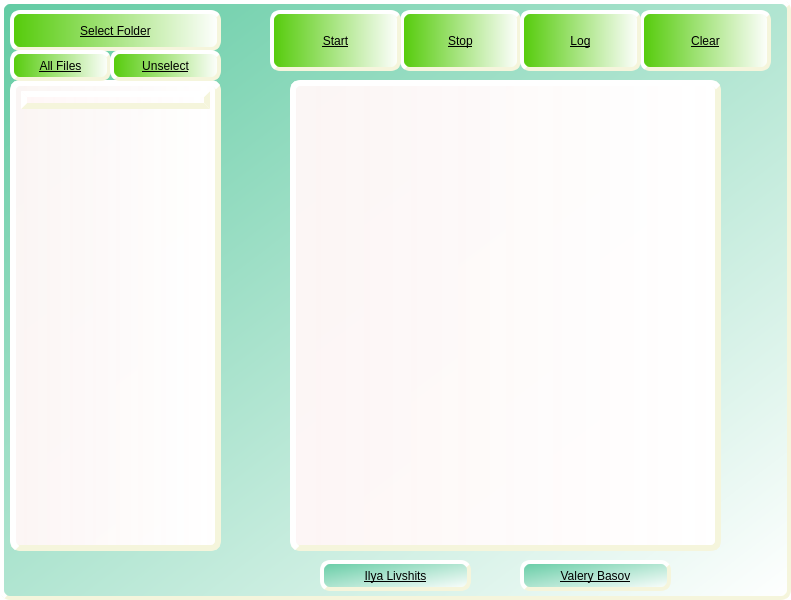
Qt form gui.ui (ilya1200/gui-project) before a commit.
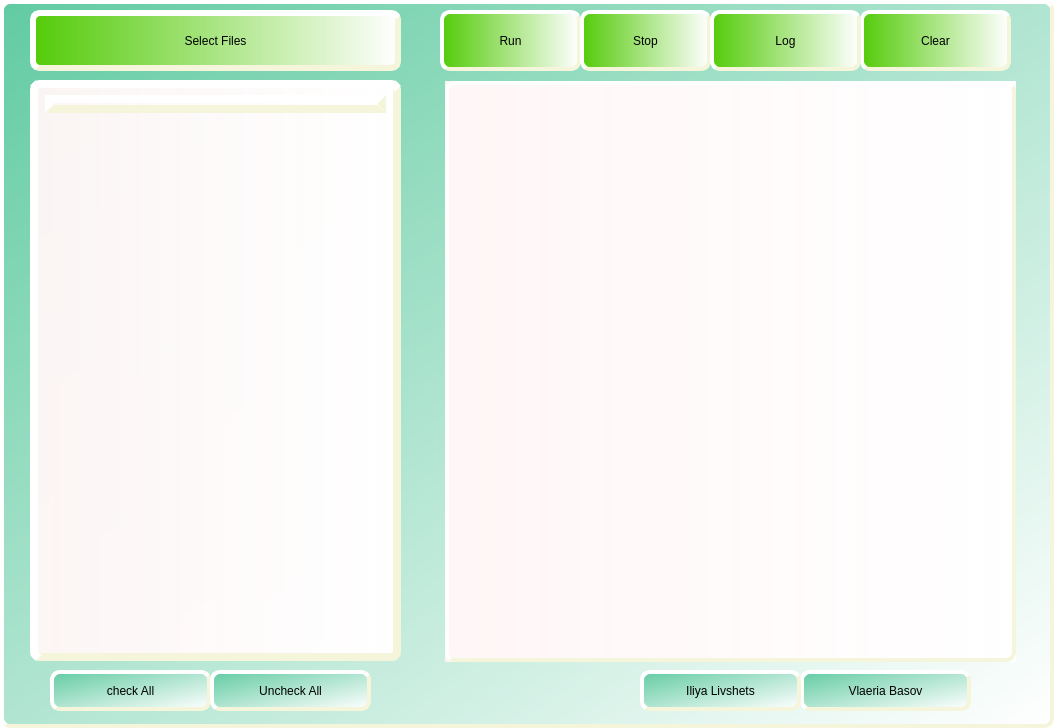
The same form after that commit.

Patch:
```diff
--- a/gui.ui
+++ b/gui.ui
@@ -6,8 +6,8 @@
    <rect>
     <x>0</x>
     <y>0</y>
-    <width>791</width>
-    <height>600</height>
+    <width>1054</width>
+    <height>728</height>
    </rect>
   </property>
   <property name="windowTitle">
@@ -17,42 +17,148 @@
    <string notr="true">background-color: qradialgradient(spread:pad, cx:0.5, cy:0.5, radius:0.5, fx:0.5, fy:0.5, stop:0 rgba(95, 198, 203, 255), stop:1 rgba(255, 255, 255, 255));</string>
   </property>
   <widget class="QWidget" name="centralwidget">
+   <property name="layoutDirection">
+    <enum>Qt::LeftToRight</enum>
+   </property>
    <property name="styleSheet">
     <string notr="true">font: 20pt &quot;Mistral&quot;;
 background-color: qlineargradient(spread:pad, x1:0, y1:0, x2:1, y2:1, stop:0 rgba(98, 203, 163, 255), stop:1 rgba(255, 255, 255, 255));
-text-decoration: underline;
 border-radius: 10px;
 border-width: 4px;
 border-style: outset;
-border-color: beige</string>
+border-color: beige;
+text-transform: capitalize;
+text-decoration: none;</string>
    </property>
+   <widget class="QLabel" name="label_2">
+    <property name="geometry">
+     <rect>
+      <x>800</x>
+      <y>670</y>
+      <width>171</width>
+      <height>41</height>
+     </rect>
+    </property>
+    <property name="cursor">
+     <cursorShape>PointingHandCursor</cursorShape>
+    </property>
+    <property name="styleSheet">
+     <string notr="true">
+background-color: qlineargradient(spread:pad, x1:0, y1:0, x2:1, y2:1, stop:0 rgba(98, 203, 163, 255), stop:1 rgba(255, 255, 255, 255));
+border-radius: 10px;
+border-width: 4px;
+border-style: outset;
+border-color: beige;
+font: 75 10pt &quot;Segoe Script&quot;;</string>
+    </property>
+    <property name="text">
+     <string>Vlaeria Basov</string>
+    </property>
+    <property name="alignment">
+     <set>Qt::AlignCenter</set>
+    </property>
+   </widget>
+   <widget class="QTreeWidget" name="treeWidget">
+    <property name="enabled">
+     <bool>true</bool>
+    </property>
+    <property name="geometry">
+     <rect>
+      <x>30</x>
+      <y>80</y>
+      <width>371</width>
+      <height>581</height>
+     </rect>
+    </property>
+    <property name="cursor" stdset="0">
+     <cursorShape>PointingHandCursor</cursorShape>
+    </property>
+    <property name="styleSheet">
+     <string notr="true">background-color: qlineargradient(spread:pad, x1:0, y1:0, x2:1, y2:0, stop:0 rgba(255, 246, 246, 246), stop:1 rgba(255, 255, 255, 255));
+font: 12pt &quot;MS Shell Dlg 2&quot;;
+border-radius: 10px;
+border-width: 8px;
+border-style: outset;
+border-color: beige;
+padding: 7px</string>
+    </property>
+    <column>
+     <property name="text">
+      <string>Files</string>
+     </property>
+     <property name="textAlignment">
+      <set>AlignCenter</set>
+     </property>
+    </column>
+   </widget>
    <widget class="QPushButton" name="select_folder_btn">
+    <property name="enabled">
+     <bool>true</bool>
+    </property>
     <property name="geometry">
      <rect>
-      <x>10</x>
+      <x>30</x>
       <y>10</y>
-      <width>211</width>
-      <height>41</height>
+      <width>371</width>
+      <height>61</height>
      </rect>
     </property>
+    <property name="cursor">
+     <cursorShape>PointingHandCursor</cursorShape>
+    </property>
+    <property name="autoFillBackground">
+     <bool>false</bool>
+    </property>
     <property name="styleSheet">
-     <string notr="true">font: 15pt &quot;Mistral&quot;;
+     <string notr="true">font: 20pt &quot;Mistral&quot;;
+background-color: qlineargradient(spread:reflect, x1:0, y1:0, x2:1, y2:0, stop:0 rgba(84, 203, 9, 255), stop:1 rgba(255, 255, 255, 255));
+border-radius: 10px;
+border-width: 6px;
+border-style: outset;
+border-color: beige;
+
+</string>
+    </property>
+    <property name="text">
+     <string>Select Files</string>
+    </property>
+   </widget>
+   <widget class="QPushButton" name="run_btn">
+    <property name="enabled">
+     <bool>true</bool>
+    </property>
+    <property name="geometry">
+     <rect>
+      <x>440</x>
+      <y>10</y>
+      <width>141</width>
+      <height>61</height>
+     </rect>
+    </property>
+    <property name="cursor">
+     <cursorShape>PointingHandCursor</cursorShape>
+    </property>
+    <property name="styleSheet">
+     <string notr="true">font: 20pt &quot;Mistral&quot;;
 background-color: qlineargradient(spread:reflect, x1:0, y1:0, x2:1, y2:0, stop:0 rgba(84, 203, 9, 255), stop:1 rgba(255, 255, 255, 255));
 border-radius: 10px;
 border-width: 4px;
 border-style: outset;
-border-color: beige</string>
+border-color: beige;</string>
     </property>
     <property name="text">
-     <string>Select Folder</string>
+     <string>Run</string>
     </property>
    </widget>
    <widget class="QPushButton" name="stop_btn">
+    <property name="enabled">
+     <bool>true</bool>
+    </property>
     <property name="geometry">
      <rect>
-      <x>400</x>
+      <x>580</x>
       <y>10</y>
-      <width>121</width>
+      <width>131</width>
       <height>61</height>
      </rect>
     </property>
@@ -68,52 +174,15 @@
      <string>Stop</string>
     </property>
    </widget>
-   <widget class="QPushButton" name="start_btn">
-    <property name="geometry">
-     <rect>
-      <x>270</x>
-      <y>10</y>
-      <width>131</width>
-      <height>61</height>
-     </rect>
-    </property>
-    <property name="styleSheet">
-     <string notr="true">font: 15pt &quot;Mistral&quot;;
-background-color: qlineargradient(spread:reflect, x1:0, y1:0, x2:1, y2:0, stop:0 rgba(84, 203, 9, 255), stop:1 rgba(255, 255, 255, 255));
-border-radius: 10px;
-border-width: 4px;
-border-style: outset;
-border-color: beige</string>
-    </property>
-    <property name="text">
-     <string>Start</string>
-    </property>
-   </widget>
-   <widget class="QTextBrowser" name="logBrowser">
-    <property name="geometry">
-     <rect>
-      <x>290</x>
-      <y>80</y>
-      <width>431</width>
-      <height>471</height>
-     </rect>
-    </property>
-    <property name="styleSheet">
-     <string notr="true">background-color: qlineargradient(spread:pad, x1:0, y1:0, x2:1, y2:0, stop:0 rgba(255, 246, 246, 246), stop:1 rgba(255, 255, 255, 255));
-font: 8pt &quot;MS Shell Dlg 2&quot;;
-border-radius: 10px;
-border-width: 6px;
-border-style: outset;
-border-color: beige;
-padding: 5px</string>
-    </property>
-   </widget>
    <widget class="QPushButton" name="clear_btn">
+    <property name="enabled">
+     <bool>true</bool>
+    </property>
     <property name="geometry">
      <rect>
-      <x>640</x>
+      <x>860</x>
       <y>10</y>
-      <width>131</width>
+      <width>151</width>
       <height>61</height>
      </rect>
     </property>
@@ -129,39 +198,64 @@
      <string>Clear</string>
     </property>
    </widget>
-   <widget class="QTreeWidget" name="treeWidget">
+   <widget class="QTextBrowser" name="listWidget">
     <property name="geometry">
      <rect>
-      <x>10</x>
-      <y>80</y>
-      <width>211</width>
-      <height>471</height>
+      <x>445</x>
+      <y>81</y>
+      <width>571</width>
+      <height>581</height>
      </rect>
     </property>
+    <property name="mouseTracking">
+     <bool>true</bool>
+    </property>
+    <property name="autoFillBackground">
+     <bool>true</bool>
+    </property>
     <property name="styleSheet">
-     <string notr="true">background-color: qlineargradient(spread:pad, x1:0, y1:0, x2:1, y2:0, stop:0 rgba(255, 246, 246, 246), stop:1 rgba(255, 255, 255, 255));
-font: 8pt &quot;MS Shell Dlg 2&quot;;
+     <string notr="true">font: 12pt &quot;MS Shell Dlg 2&quot;;
+background-color: qlineargradient(spread:pad, x1:0, y1:0, x2:1, y2:0, stop:0 rgba(255, 246, 246, 246), stop:1 rgba(255, 255, 255, 255));
 border-radius: 10px;
-border-width: 6px;
+border-width: 4px;
+border-style: outset;
+border-color: beige</string>
+    </property>
+   </widget>
+   <widget class="QLabel" name="label">
+    <property name="geometry">
+     <rect>
+      <x>640</x>
+      <y>670</y>
+      <width>161</width>
+      <height>41</height>
+     </rect>
+    </property>
+    <property name="cursor">
+     <cursorShape>PointingHandCursor</cursorShape>
+    </property>
+    <property name="styleSheet">
+     <string notr="true">
+background-color: qlineargradient(spread:pad, x1:0, y1:0, x2:1, y2:1, stop:0 rgba(98, 203, 163, 255), stop:1 rgba(255, 255, 255, 255));
+border-radius: 10px;
+border-width: 4px;
 border-style: outset;
 border-color: beige;
-padding: 5px</string>
+font: 75 10pt &quot;Segoe Script&quot;;</string>
     </property>
-    <property name="alternatingRowColors">
-     <bool>true</bool>
+    <property name="text">
+     <string>Iliya Livshets</string>
     </property>
-    <column>
-     <property name="text">
-      <string notr="true">1</string>
-     </property>
-    </column>
+    <property name="alignment">
+     <set>Qt::AlignCenter</set>
+    </property>
    </widget>
    <widget class="QPushButton" name="log_btn">
     <property name="geometry">
      <rect>
-      <x>520</x>
+      <x>710</x>
       <y>10</y>
-      <width>121</width>
+      <width>151</width>
       <height>61</height>
      </rect>
     </property>
@@ -177,100 +271,36 @@
      <string>Log</string>
     </property>
    </widget>
-   <widget class="QLabel" name="label">
-    <property name="geometry">
-     <rect>
-      <x>320</x>
-      <y>560</y>
-      <width>151</width>
-      <height>31</height>
-     </rect>
-    </property>
-    <property name="styleSheet">
-     <string notr="true">font: 12pt &quot;Matura MT Script Capitals&quot;;
-background-color: qlineargradient(spread:pad, x1:0, y1:0, x2:1, y2:1, stop:0 rgba(98, 203, 163, 255), stop:1 rgba(255, 255, 255, 255));
-border-radius: 10px;
-border-width: 4px;
-border-style: outset;
-border-color: beige</string>
-    </property>
-    <property name="text">
-     <string>Ilya Livshits</string>
-    </property>
-    <property name="scaledContents">
-     <bool>true</bool>
-    </property>
-    <property name="alignment">
-     <set>Qt::AlignCenter</set>
-    </property>
-    <property name="wordWrap">
-     <bool>true</bool>
-    </property>
-   </widget>
-   <widget class="QLabel" name="label_2">
-    <property name="geometry">
-     <rect>
-      <x>520</x>
-      <y>560</y>
-      <width>151</width>
-      <height>31</height>
-     </rect>
-    </property>
-    <property name="styleSheet">
-     <string notr="true">font: 12pt &quot;Matura MT Script Capitals&quot;;
-background-color: qlineargradient(spread:pad, x1:0, y1:0, x2:1, y2:1, stop:0 rgba(98, 203, 163, 255), stop:1 rgba(255, 255, 255, 255));
-border-radius: 10px;
-border-width: 4px;
-border-style: outset;
-border-color: beige</string>
-    </property>
-    <property name="text">
-     <string>Valery Basov</string>
-    </property>
-    <property name="alignment">
-     <set>Qt::AlignCenter</set>
-    </property>
-   </widget>
    <widget class="QPushButton" name="select_all_btn">
     <property name="geometry">
      <rect>
-      <x>10</x>
-      <y>50</y>
-      <width>101</width>
-      <height>31</height>
+      <x>50</x>
+      <y>670</y>
+      <width>161</width>
+      <height>41</height>
      </rect>
     </property>
     <property name="styleSheet">
-     <string notr="true">font: 15pt &quot;Mistral&quot;;
-background-color: qlineargradient(spread:reflect, x1:0, y1:0, x2:1, y2:0, stop:0 rgba(84, 203, 9, 255), stop:1 rgba(255, 255, 255, 255));
-border-radius: 10px;
-border-width: 4px;
-border-style: outset;
-border-color: beige</string>
+     <string notr="true">font: 75 10pt &quot;Segoe Script&quot;;</string>
     </property>
     <property name="text">
-     <string>All Files</string>
+     <string>check All</string>
     </property>
    </widget>
    <widget class="QPushButton" name="unselect_all_btn">
     <property name="geometry">
      <rect>
-      <x>110</x>
-      <y>50</y>
-      <width>111</width>
-      <height>31</height>
+      <x>210</x>
+      <y>670</y>
+      <width>161</width>
+      <height>41</height>
      </rect>
     </property>
     <property name="styleSheet">
-     <string notr="true">font: 15pt &quot;Mistral&quot;;
-background-color: qlineargradient(spread:reflect, x1:0, y1:0, x2:1, y2:0, stop:0 rgba(84, 203, 9, 255), stop:1 rgba(255, 255, 255, 255));
-border-radius: 10px;
-border-width: 4px;
-border-style: outset;
-border-color: beige</string>
+     <string notr="true">font: 75 10pt &quot;Segoe Script&quot;;</string>
     </property>
     <property name="text">
-     <string>Unselect</string>
+     <string>Uncheck All</string>
     </property>
    </widget>
   </widget>
```
Left out of the diff: 41 changed lines with no effect on the pictures.
